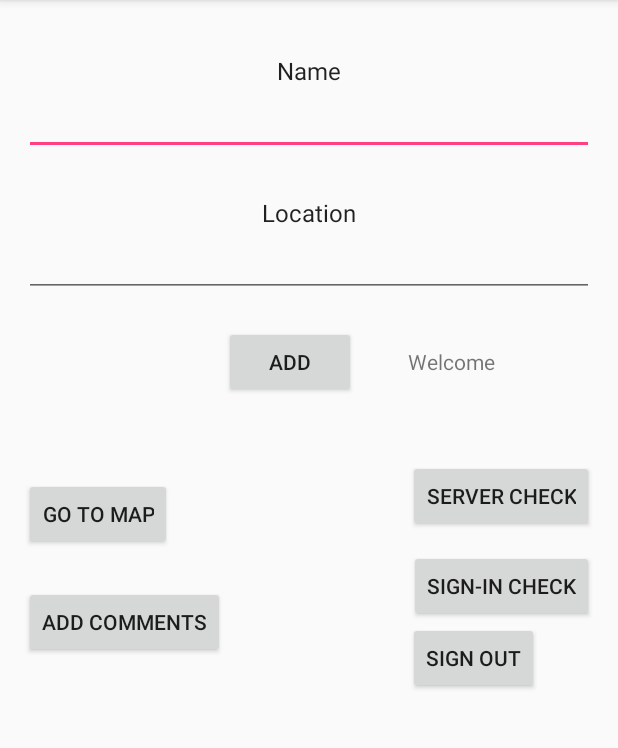
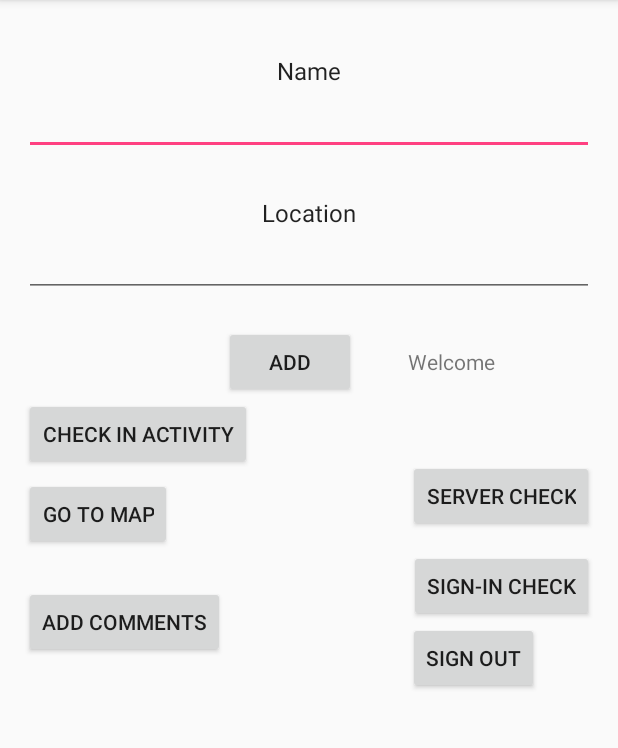
Before and after one commit to angusjlowe/dpnm-2016, an Android app: the screen it shows after launch once a user with an empty profile is signed in (MainActivity), on a phone screen of 412 x 824 dp, the part 84-832 px from its top. Run offline under Robolectric (Android 15) with nearby library versions, the phone set to English and light mode, and no system bars; our stand-ins replace Firebase (no records; nobody signed in at launch, a user with empty details on screens opened directly); 1 statement that could not run was skipped.

Commit message:
added new locationdetails hashmap to static values for sungjins info window

```diff
--- a/StudentStudySpaces/app/src/main/AndroidManifest.xml
+++ b/StudentStudySpaces/app/src/main/AndroidManifest.xml
@@ -47,6 +47,7 @@
             android:label="@string/title_activity_maps" />
         <activity android:name=".AddComments" />
         <activity android:name=".GoogleSignInActivity" />
+        <activity android:name=".CheckIn"></activity>
     </application>
 
 </manifest>
--- a/StudentStudySpaces/app/src/main/java/com/angusjlowe/studentstudyspaces/MainActivity.java
+++ b/StudentStudySpaces/app/src/main/java/com/angusjlowe/studentstudyspaces/MainActivity.java
@@ -10,10 +10,12 @@ import android.util.Log;
 import android.view.View;
 import android.widget.Button;
 import android.widget.EditText;
+import android.widget.TextView;
 import android.widget.Toast;
 
 
 import com.google.android.gms.auth.api.Auth;
+import com.google.android.gms.auth.api.signin.GoogleSignInAccount;
 import com.google.android.gms.common.ConnectionResult;
 import com.google.android.gms.common.api.GoogleApiClient;
 import com.google.android.gms.maps.model.LatLng;
@@ -34,6 +36,7 @@ public class MainActivity extends AppCompatActivity implements GoogleApiClient.O
 
     private EditText editTextLocation;
     private EditText editTextName;
+    private TextView textViewWelcome;
     Button buttonAddLocation;
     String alertDialogMessage;
     DatabaseReference studySpaces;
@@ -65,9 +68,10 @@ public class MainActivity extends AppCompatActivity implements GoogleApiClient.O
         editTextLocation = (EditText) findViewById(R.id.editTextLocation);
         editTextName = (EditText) findViewById(R.id.editTextName);
         buttonAddLocation = (Button) findViewById(R.id.buttonAddLocation);
-
-
-
+        textViewWelcome = (TextView) findViewById(R.id.textViewWelcome);
+        String welcome = "Welcome " + mFirebaseUser.getDisplayName();
+        textViewWelcome.setText(welcome);
+        StaticValues.userName = mFirebaseUser.getUid();
 
         studySpaces.addValueEventListener(new ValueEventListener() {
             @Override
@@ -78,6 +82,7 @@ public class MainActivity extends AppCompatActivity implements GoogleApiClient.O
                         return super.hashCode();
                     }
                 };
+                Map<String, Object> locationDetails = dataSnapshots.getValue(genericTypeIndicator);
                 //for the Map
                 HashMap<String,LatLng> namesAndCoords = new HashMap<String, LatLng>();
                 String detailsString = new String("");
@@ -95,9 +100,15 @@ public class MainActivity extends AppCompatActivity implements GoogleApiClient.O
                             }
                         }
                     }
+                    DataSnapshot occupants = dataSnapshot.child("occupants");
+                    if(occupants != null) {
+                        detailsString+="occupants: ";
+                        for(DataSnapshot occupant : occupants.getChildren()) {
+                            detailsString += " " + occupant.getValue();
+                        }
+                    }
                     detailsString += name + ": " + location + " ";
                     alertDialogMessage = detailsString;
-
 
                     //format study space details and add to hashmap for markers
                     location.replaceAll(" ", "");
@@ -110,6 +121,8 @@ public class MainActivity extends AppCompatActivity implements GoogleApiClient.O
 
                 //store value of hashmap in static values class
                 StaticValues.namesAndCoords = namesAndCoords;
+                HashMap<String, Object> hashMap = new HashMap<String, Object>(locationDetails);
+                StaticValues.locationDetails = hashMap;
             }
 
             @Override
@@ -179,6 +192,14 @@ public class MainActivity extends AppCompatActivity implements GoogleApiClient.O
     public void signOut(View v) {
         mFirebaseAuth.signOut();
         Auth.GoogleSignInApi.signOut(mGoogleApiClient);
+        Intent intent = new Intent(this, GoogleSignInActivity.class);
+        startActivity(intent);
+        finish();
+    }
+
+    public void goToCheckIn(View v) {
+        Intent intent = new Intent(this, CheckIn.class);
+        startActivity(intent);
     }
 
     @Override
--- a/StudentStudySpaces/app/src/main/java/com/angusjlowe/studentstudyspaces/StaticValues.java
+++ b/StudentStudySpaces/app/src/main/java/com/angusjlowe/studentstudyspaces/StaticValues.java
@@ -9,6 +9,6 @@ import java.util.HashMap;
  */
 public class StaticValues {
     public static HashMap<String, LatLng> namesAndCoords;
-    public static int largestStudySpaceId = 0;
-    public static int largestCommentId = 0;
+    public static HashMap<String, Object> locationDetails;
+    public static String userName;
 }
--- a/StudentStudySpaces/app/src/main/res/layout/activity_main.xml
+++ b/StudentStudySpaces/app/src/main/res/layout/activity_main.xml
@@ -122,4 +122,15 @@
         android:layout_alignLeft="@+id/buttonServerCheck"
         android:layout_alignStart="@+id/buttonServerCheck" />
 
+    <Button
+        style="?android:attr/buttonStyleSmall"
+        android:layout_width="wrap_content"
+        android:layout_height="wrap_content"
+        android:text="Check In Activity"
+        android:id="@+id/buttonCheckInActivity"
+        android:layout_below="@+id/buttonAddLocation"
+        android:layout_alignParentLeft="true"
+        android:layout_alignParentStart="true"
+        android:onClick="goToCheckIn"/>
+
 </RelativeLayout>
```
Also changed, not shown: StudentStudySpaces/app/src/main/java/com/angusjlowe/studentstudyspaces/CheckIn.java (added, +55 -0 lines), StudentStudySpaces/app/src/main/res/layout/activity_check_in.xml (added, +48 -0 lines).
